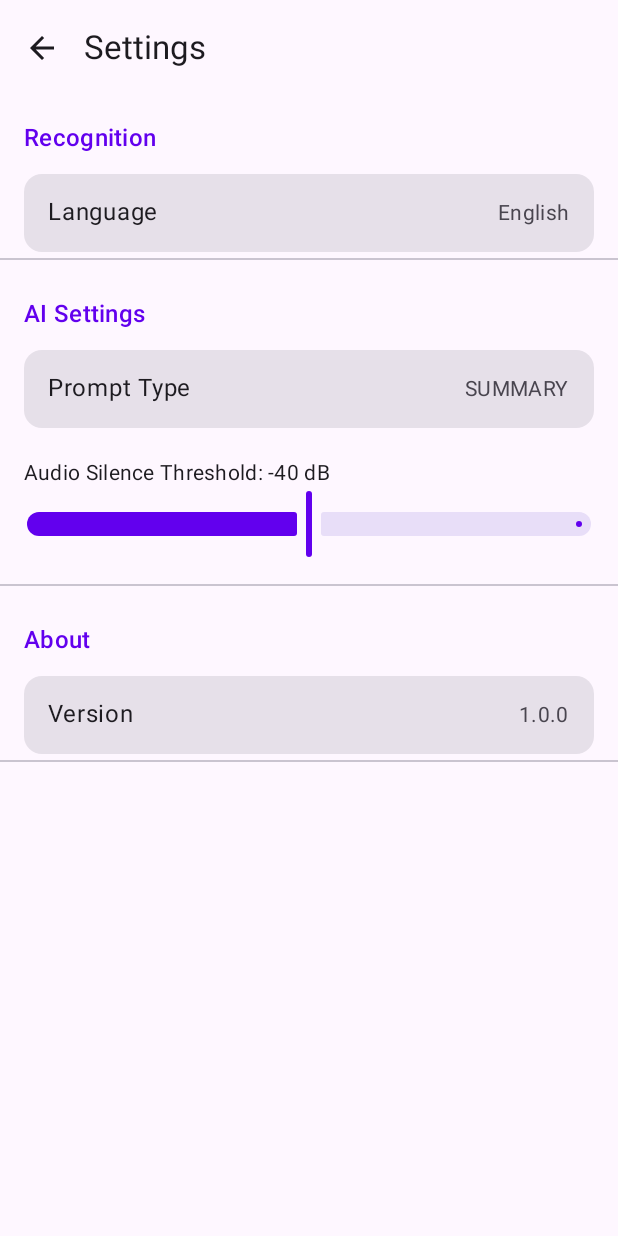
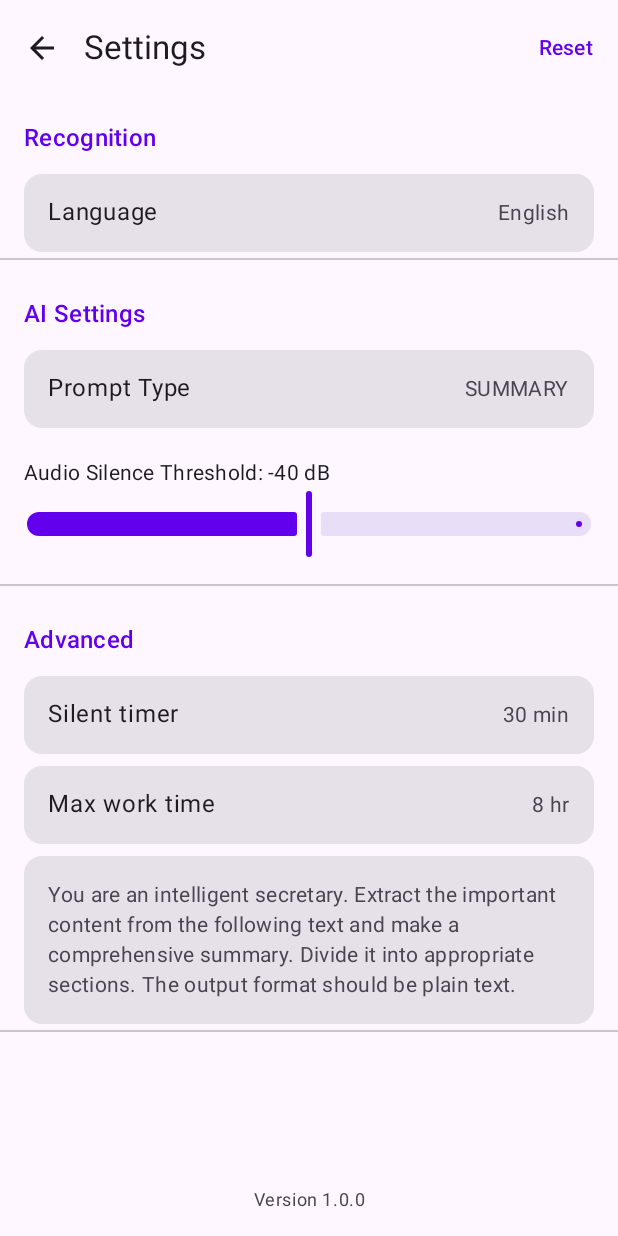
Before and after one commit to cfa532/Secretari-kt, an Android app built with Jetpack Compose: the SettingsScreen screen opened through its navigation route, on a phone screen of 412 x 824 dp. Run offline under Robolectric (Android 15) with nearby library versions, the phone set to English and light mode, and no system bars; our stand-ins replace Room's generated code; 1 statement that could not run was skipped.

Commit message:
icon adlde

```diff
--- a/app/src/main/java/com/secretari/app/ui/screens/MainScreen.kt
+++ b/app/src/main/java/com/secretari/app/ui/screens/MainScreen.kt
@@ -1,10 +1,12 @@
 package com.secretari.app.ui.screens
 
 import androidx.compose.foundation.BorderStroke
+import androidx.compose.foundation.border
 import androidx.compose.foundation.layout.*
 import androidx.compose.foundation.lazy.LazyColumn
 import androidx.compose.foundation.lazy.items
 import androidx.compose.foundation.shape.CircleShape
+import androidx.compose.foundation.shape.RoundedCornerShape
 import androidx.compose.ui.draw.shadow
 import androidx.compose.material.icons.Icons
 import androidx.compose.material.icons.filled.*
@@ -16,6 +18,7 @@ import androidx.compose.ui.unit.sp
 import androidx.compose.runtime.*
 import androidx.compose.ui.Alignment
 import androidx.compose.ui.Modifier
+import androidx.compose.ui.draw.alpha
 import androidx.compose.ui.tooling.preview.Preview
 import androidx.compose.ui.unit.dp
 import com.secretari.app.data.model.AudioRecord
@@ -125,10 +128,17 @@ fun MainScreen(
                         Icon(
                             Icons.Default.List,
                             contentDescription = null,
-                            modifier = Modifier.size(80.dp),
+                            modifier = Modifier
+                                .size(80.dp)
+                                .alpha(0.5f)
+                                .border(
+                                    width = 2.dp,
+                                    color = MaterialTheme.colorScheme.onSurface,
+                                    shape = RoundedCornerShape(8.dp)
+                                ),
                             tint = MaterialTheme.colorScheme.onSurface
                         )
-                        Spacer(modifier = Modifier.height(24.dp))
+                        Spacer(modifier = Modifier.height(20.dp))
 
                         // "No records" title
                         Text(
--- a/app/src/main/java/com/secretari/app/ui/screens/SettingsScreen.kt
+++ b/app/src/main/java/com/secretari/app/ui/screens/SettingsScreen.kt
@@ -7,6 +7,7 @@ import androidx.compose.material.icons.filled.ArrowBack
 import androidx.compose.material3.*
 import androidx.compose.runtime.*
 import androidx.compose.ui.Modifier
+import androidx.compose.ui.text.style.TextAlign
 import androidx.compose.ui.unit.dp
 import com.secretari.app.data.model.PromptType
 import com.secretari.app.data.model.RecognizerLocale
@@ -22,6 +23,7 @@ fun SettingsScreen(
     var currentSettings by remember { mutableStateOf(settings) }
     var showLocaleDialog by remember { mutableStateOf(false) }
     var showPromptTypeDialog by remember { mutableStateOf(false) }
+    var showResetDialog by remember { mutableStateOf(false) }
 
     Scaffold(
         topBar = {
@@ -31,15 +33,23 @@ fun SettingsScreen(
                     IconButton(onClick = onBack) {
                         Icon(Icons.Default.ArrowBack, "Back")
                     }
+                },
+                actions = {
+                    TextButton(onClick = { showResetDialog = true }) {
+                        Text("Reset")
+                    }
                 }
             )
         }
     ) { padding ->
-        LazyColumn(
+        Column(
             modifier = Modifier
                 .fillMaxSize()
                 .padding(padding)
         ) {
+            LazyColumn(
+                modifier = Modifier.weight(1f)
+            ) {
             item {
                 SettingsSection(title = "Recognition") {
                     SettingsItem(
@@ -78,14 +88,43 @@ fun SettingsScreen(
             }
 
             item {
-                SettingsSection(title = "About") {
+                SettingsSection(title = "Advanced") {
                     SettingsItem(
-                        title = "Version",
-                        value = "1.0.0",
+                        title = "Silent timer",
+                        value = "30 min",
                         onClick = { }
                     )
+                    SettingsItem(
+                        title = "Max work time",
+                        value = "8 hr",
+                        onClick = { }
+                    )
+                    Card(
+                        modifier = Modifier
+                            .fillMaxWidth()
+                            .padding(horizontal = 16.dp, vertical = 4.dp)
+                    ) {
+                        Text(
+                            text = currentSettings.prompt[currentSettings.promptType]?.get(currentSettings.selectedLocale) ?: "You are an intelligent secretary. Extract the important content from the following text and make a comprehensive summary. Divide it into appropriate sections. The output format should be plain text.",
+                            style = MaterialTheme.typography.bodyMedium,
+                            color = MaterialTheme.colorScheme.onSurfaceVariant,
+                            modifier = Modifier.padding(16.dp)
+                        )
+                    }
                 }
             }
+            }
+
+            // Version footnote at the bottom
+            Text(
+                text = "Version 1.0.0",
+                style = MaterialTheme.typography.bodySmall,
+                color = MaterialTheme.colorScheme.onSurfaceVariant,
+                modifier = Modifier
+                    .fillMaxWidth()
+                    .padding(16.dp),
+                textAlign = TextAlign.Center
+            )
         }
     }
 
@@ -144,6 +183,30 @@ fun SettingsScreen(
             }
         )
     }
+
+    if (showResetDialog) {
+        AlertDialog(
+            onDismissRequest = { showResetDialog = false },
+            title = { Text("Reset Settings") },
+            text = { Text("Are you sure you want to reset all settings to default values?") },
+            confirmButton = {
+                TextButton(
+                    onClick = {
+                        currentSettings = com.secretari.app.data.model.AppConstants.DEFAULT_SETTINGS
+                        onSettingsChange(currentSettings)
+                        showResetDialog = false
+                    }
+                ) {
+                    Text("Reset")
+                }
+            },
+            dismissButton = {
+                TextButton(onClick = { showResetDialog = false }) {
+                    Text("Cancel")
+                }
+            }
+        )
+    }
 }
 
 @Composable
--- a/app/src/main/res/mipmap-anydpi-v26/ic_launcher.xml
+++ /dev/null
@@ -1,5 +0,0 @@
-<?xml version="1.0" encoding="utf-8"?>
-<adaptive-icon xmlns:android="http://schemas.android.com/apk/res/android">
-    <background android:drawable="@drawable/ic_launcher_background" />
-    <foreground android:drawable="@drawable/ic_launcher_foreground" />
-</adaptive-icon>
--- a/app/src/main/res/mipmap-anydpi-v26/ic_launcher_round.xml
+++ /dev/null
@@ -1,5 +0,0 @@
-<?xml version="1.0" encoding="utf-8"?>
-<adaptive-icon xmlns:android="http://schemas.android.com/apk/res/android">
-    <background android:drawable="@drawable/ic_launcher_background" />
-    <foreground android:drawable="@drawable/ic_launcher_foreground" />
-</adaptive-icon>
```
Also changed, not shown: app/src/main/res/drawable/ic_launcher_foreground.xml (deleted, +0 -19 lines), app/src/main/res/drawable/ic_launcher_foreground.png (added), app/src/main/res/mipmap-hdpi/ic_launcher.png (added), app/src/main/res/mipmap-hdpi/ic_launcher_round.png (added), app/src/main/res/mipmap-mdpi/ic_launcher.png (added), app/src/main/res/mipmap-mdpi/ic_launcher_round.png (added), app/src/main/res/mipmap-xhdpi/ic_launcher.png (added), app/src/main/res/mipmap-xhdpi/ic_launcher_round.png (added), app/src/main/res/mipmap-xxhdpi/ic_launcher.png (added), app/src/main/res/mipmap-xxhdpi/ic_launcher_round.png (added), app/src/main/res/mipmap-xxxhdpi/ic_launcher.png (added), app/src/main/res/mipmap-xxxhdpi/ic_launcher_round.png (added).
